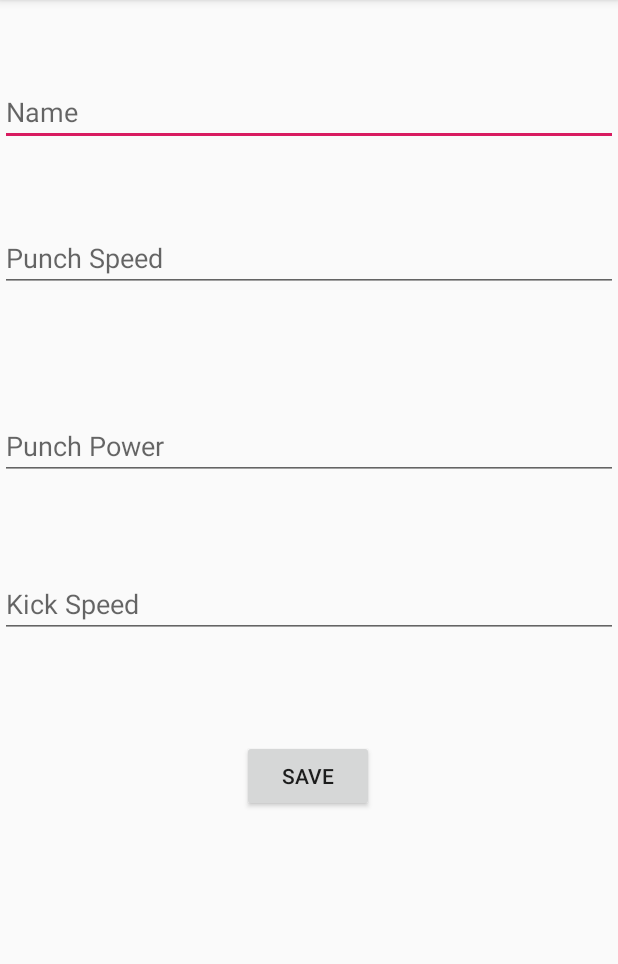
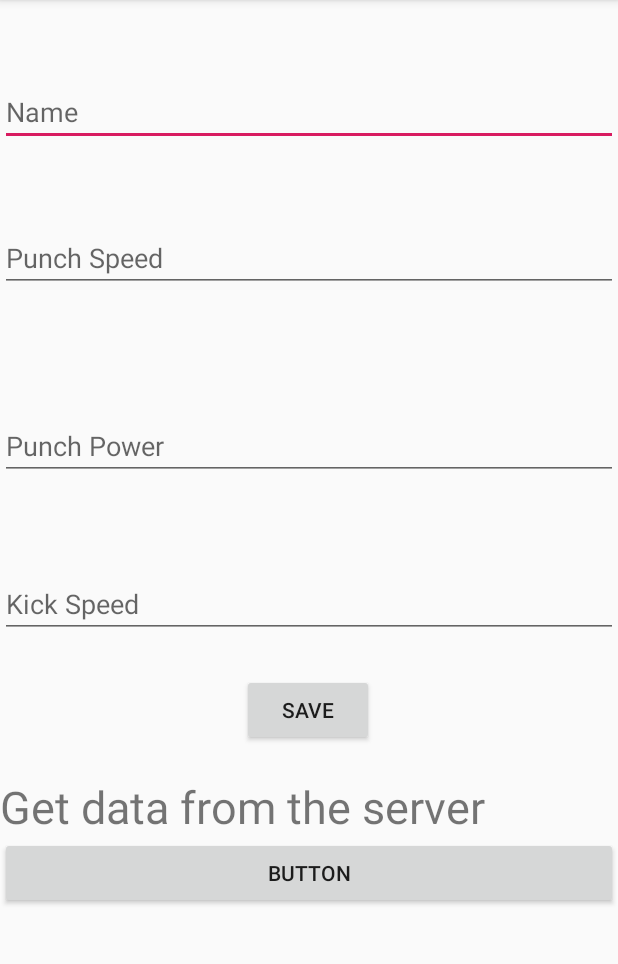
Before and after one commit to ArafathBaig/Instagram-Clone2.0, an Android app: the screen it shows after launch (MainActivity), on a phone screen of 412 x 824 dp, the part 84-1048 px from its top. Run offline under Robolectric (Android 15) with nearby library versions, the phone set to English and light mode, and no system bars; libraries missing offline, so code that uses them is left out: com.parse, com.shashank.sony; 1 statement that could not run was skipped.

```diff
--- a/app/src/main/java/arafath/myappcom/instagram_clone20/MainActivity.java
+++ b/app/src/main/java/arafath/myappcom/instagram_clone20/MainActivity.java
@@ -6,36 +6,76 @@ import android.os.Bundle;
 import android.view.View;
 import android.widget.Button;
 import android.widget.EditText;
+import android.widget.TextView;
 import android.widget.Toast;
 
+import com.parse.FindCallback;
+import com.parse.GetCallback;
 import com.parse.Parse;
 import com.parse.ParseException;
 import com.parse.ParseObject;
+import com.parse.ParseQuery;
 import com.parse.SaveCallback;
 import com.shashank.sony.fancytoastlib.FancyToast;
 
+import java.util.List;
 import java.util.Scanner;
 
 public class MainActivity extends AppCompatActivity implements  View.OnClickListener{
 
-    Button btn;
+    Button btn,btn2;
     EditText editText, editText2, editText3, editText4;
+    TextView textView;
     @Override
     protected void onCreate(Bundle savedInstanceState) {
         super.onCreate(savedInstanceState);
         setContentView(R.layout.activity_main);
 
         btn = findViewById(R.id.button);
+        btn2 = findViewById(R.id.btnGetData);
         btn.setOnClickListener(MainActivity.this);
 
-
+        textView = findViewById(R.id.textView);
         editText = findViewById(R.id.editText);
         editText2 = findViewById(R.id.editText2);
         editText3 = findViewById(R.id.editText3);
         editText4 = findViewById(R.id.editText4);
 
+        textView.setOnClickListener(new View.OnClickListener() {
+            @Override
+            public void onClick(View v) {
+                ParseQuery<ParseObject> query = ParseQuery.getQuery("KickBoxer");
+                query.getInBackground("dLIYHCQtE0", new GetCallback<ParseObject>() {
+                    @Override
+                    public void done(ParseObject object, ParseException e) {
+                        if(object != null && e == null){
+                            textView.setText(object.get("punch_power")+" ");
+                        }
+                    }
+                });
+            }
+        });
+
+        btn2.setOnClickListener(new View.OnClickListener() {
+            @Override
+            public void onClick(View v) {
+                ParseQuery<ParseObject> query = ParseQuery.getQuery("KickBoxer");
+                query.findInBackground(new FindCallback<ParseObject>() {
+                    @Override
+                    public void done(List<ParseObject> objects, ParseException e) {
+
+                        if (objects.size() > 0) {
+                            FancyToast.makeText(MainActivity.this, " saved Succesfully", FancyToast.LENGTH_LONG, FancyToast.SUCCESS, true).show();
+                        } else {
+                            Toast.makeText(MainActivity.this, e.getMessage(), Toast.LENGTH_LONG).show();
+                        }
+                    }
+                });
+            }
+        });
 
     }
+
 
     @Override
     public void onClick(View v) {
--- a/app/src/main/res/layout/activity_main.xml
+++ b/app/src/main/res/layout/activity_main.xml
@@ -59,7 +59,7 @@
         android:id="@+id/button"
         android:layout_width="wrap_content"
         android:layout_height="wrap_content"
-        android:layout_marginTop="68dp"
+        android:layout_marginTop="24dp"
         android:onClick="onClick"
         android:text="Save"
         app:layout_constraintEnd_toEndOf="parent"
@@ -67,4 +67,25 @@
         app:layout_constraintStart_toStartOf="parent"
         app:layout_constraintTop_toBottomOf="@+id/editText4" />
 
+    <TextView
+        android:id="@+id/textView"
+        android:layout_width="0dp"
+        android:layout_height="wrap_content"
+        android:layout_marginTop="20dp"
+        android:text="Get data from the server"
+        android:textSize="30sp"
+        app:layout_constraintEnd_toEndOf="parent"
+        app:layout_constraintHorizontal_bias="0.0"
+        app:layout_constraintStart_toStartOf="parent"
+        app:layout_constraintTop_toBottomOf="@+id/button" />
+
+    <Button
+        android:id="@+id/btnGetData"
+        android:layout_width="0dp"
+        android:layout_height="wrap_content"
+        android:text="Button"
+        app:layout_constraintEnd_toEndOf="parent"
+        app:layout_constraintStart_toStartOf="parent"
+        app:layout_constraintTop_toBottomOf="@+id/textView" />
+
 </androidx.constraintlayout.widget.ConstraintLayout>
```
